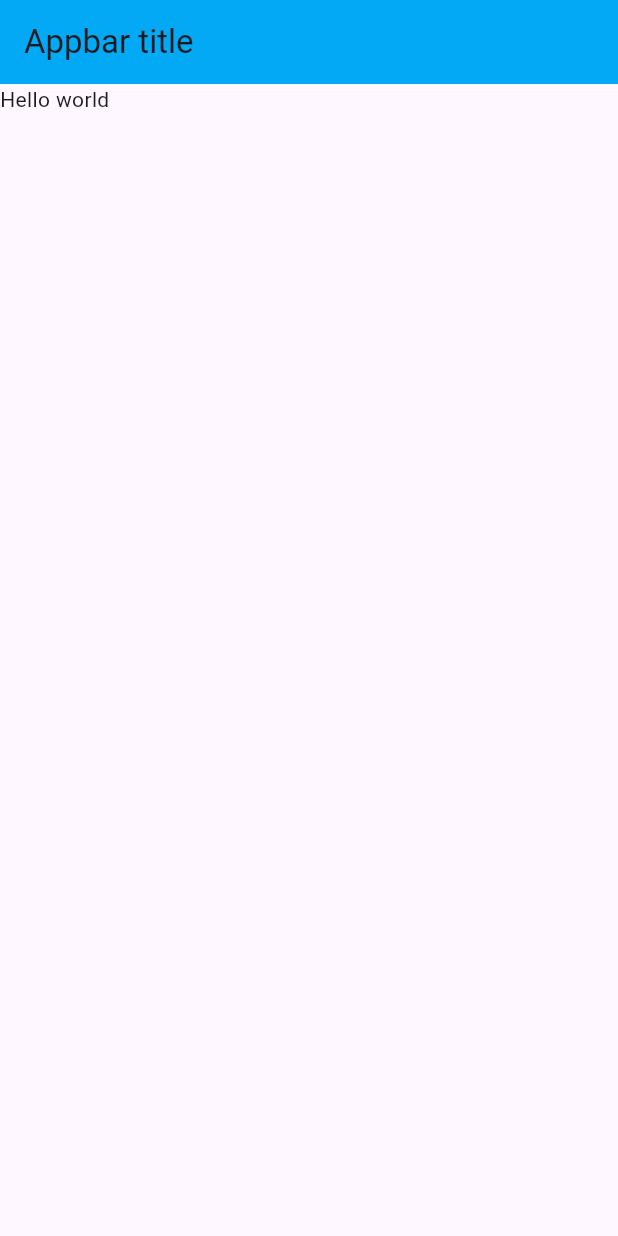
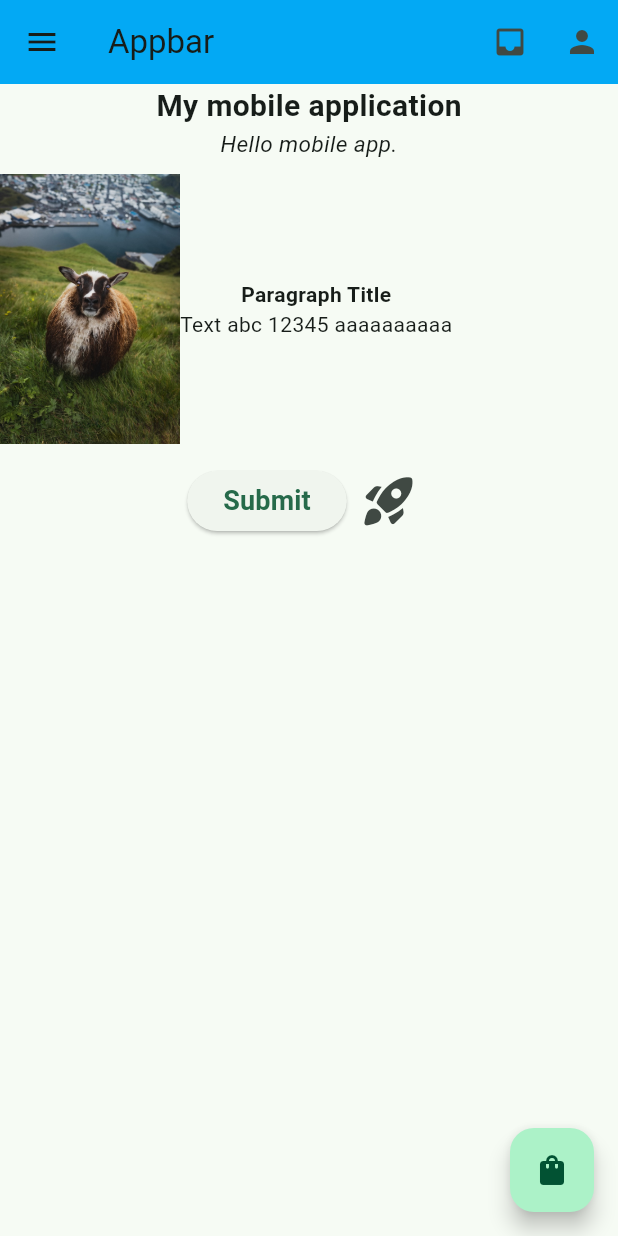
Before and after one commit to newqo/mobile_dev, a Flutter app: the screen it shows after launch, on a phone screen of 412 x 824 dp. Run offline on Flutter 3.47's test engine with Material 3 defaults, Android fonts, the light colour scheme and no system bars.

Commit message:
commit widget

```diff
--- a/lib/main.dart
+++ b/lib/main.dart
@@ -6,6 +6,7 @@ void main() {
 }
 
 // stl shortcut
+// MyApp is also wiget.
 class MyApp extends StatelessWidget {
   const MyApp({super.key});
 
@@ -19,16 +20,150 @@ class MyApp extends StatelessWidget {
 
       // theme
       theme: ThemeData(
-          useMaterial3: true,
-          appBarTheme: AppBarTheme(color: Colors.lightBlue)),
+        useMaterial3: true,
+        appBarTheme: const AppBarTheme(color: Colors.lightBlue),
+        // appBarTheme is a color of app bar theme (cover all page)
+        colorScheme: ColorScheme.fromSeed(seedColor: Colors.greenAccent),
+        // colorSchema is a color of application that control the body if doesn't have it will use default color(white).
+      ),
 
       home: Scaffold(
         // Scaffold is like form.
+        // property : wiget
         appBar: AppBar(
-          title: Text('Appbar title'),
+          title: const Text('Appbar'),
+          // action is one or more child but leading is have one child only.
+          leading: IconButton(
+            onPressed: () {
+              debugPrint("leading is clicked.");
+            },
+            icon: const Icon(Icons.menu),
+          ),
+          actions: [
+            IconButton(
+              onPressed: () {
+                debugPrint("inbox action button is clicked.");
+              },
+              icon: const Icon(Icons.inbox),
+            ),
+            IconButton(
+              onPressed: () {
+                debugPrint("Profile action button is clicked.");
+              },
+              icon: const Icon(Icons.person),
+            ),
+          ],
         ),
-        body: Text(
-            'Hello world'), // if have button or elements it will be paste in body.
+        // body must have 1 wiget(child) only if want to add other wiget must use wrapper ( Column , Row or etc.) to set layout.
+        // if have button or elements it will be paste in body.
+        body: Column(
+          children: [
+            const Text(
+              "My mobile application",
+              style: TextStyle(
+                fontSize: 20,
+                fontWeight: FontWeight.bold,
+              ),
+            ),
+            const Text(
+              "Hello mobile app.",
+              style: TextStyle(
+                fontSize: 15,
+                fontStyle: FontStyle.italic,
+              ),
+            ),
+            // Image.network("https://picsum.photos/250?image=9"),
+            // Image.network("https://encrypted-tbn0.gstatic.com/images?q=tbn:ANd9GcQM5kt9cWqI1xeKY9K3eRPq7tDbxKPd05cdiQ&s"),
+            Row(
+              children: [
+                Image.asset(
+                  "assets/images/sheep.jpg",
+                  width: 120,
+                  height: 200,
+                ),
+                const Column(
+                  children: [
+                    Text(
+                      "Paragraph Title",
+                      style:
+                          TextStyle(fontSize: 14, fontWeight: FontWeight.bold),
+                    ),
+                    Text("Text abc 12345 aaaaaaaaaa")
+                  ],
+                )
+              ],
+            ),
+
+            // Image.asset(
+            //   "assets/images/sheep.jpg",
+            //   width: 100,
+            //   height: 120,
+            // ),
+            // Image.asset(
+            //   "assets/images/forest.jpg",
+            //   width: 100,
+            //   height: 120,
+            // ),
+
+            Row(
+              mainAxisAlignment: MainAxisAlignment.center,
+              children: [
+                ElevatedButton(
+                  onPressed: () {
+                    debugPrint("clicked button");
+                    // print("clicked button 2");
+                  }, // onPreesed : function
+                  child: const Text(
+                    "Submit",
+                    style: TextStyle(
+                      fontSize: 18,
+                      fontWeight: FontWeight.bold,
+                    ),
+                  ), // child is text in button
+                ),
+                IconButton(
+                  onPressed: () {
+                    debugPrint("Icon button is clicked.");
+                  },
+                  icon: const Icon(Icons.rocket_launch_rounded),
+                  iconSize: 40,
+                ),
+              ],
+            )
+          ],
+        ),
+        floatingActionButton: FloatingActionButton(
+          onPressed: () {
+            debugPrint("FAB is clicked.");
+          },
+          child: const Icon(Icons.shopping_bag_rounded),
+          // const Text(
+          //   "FAB",
+          //   style: TextStyle(
+          //     fontSize: 18,
+          //     fontWeight: FontWeight.bold,
+          //   ),
+          // ),
+        ),
+
+        // const Column(
+        //   children: [
+        //     Text(
+        //       'Hello world',
+        //       style: TextStyle(
+        //         fontSize: 25,
+        //         fontWeight: FontWeight.bold,
+        //       ),
+        //     ),
+        //     Text(
+        //       "my mobile app",
+        //       style: TextStyle(
+        //         fontSize: 20,
+        //         fontWeight: FontWeight.normal,
+        //       ),
+        //     ),
+        //   ],
+        // ),
       ),
     );
   }
--- a/pubspec.yaml
+++ b/pubspec.yaml
@@ -59,7 +59,8 @@ flutter:
   uses-material-design: true
 
   # To add assets to your application, add an assets section, like this:
-  # assets:
+  assets:
+    - assets/images/
   #   - images/a_dot_burr.jpeg
   #   - images/a_dot_ham.jpeg
 
```
Also changed, not shown: assets/images/forest.jpg (added), assets/images/sheep.jpg (added).
